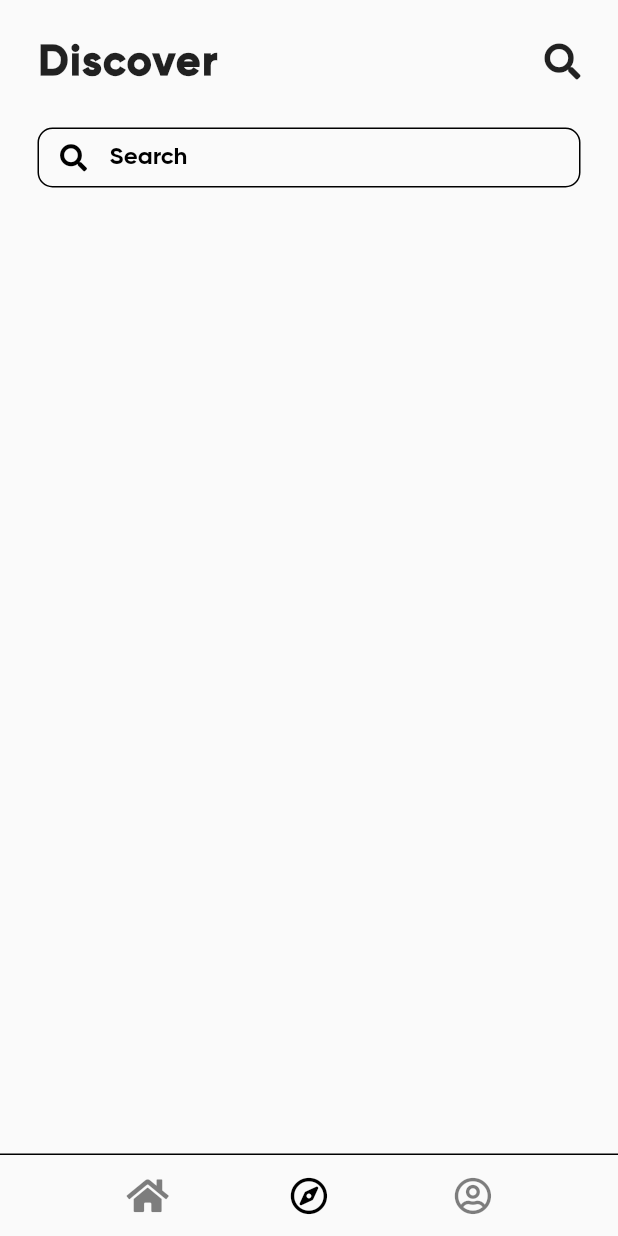
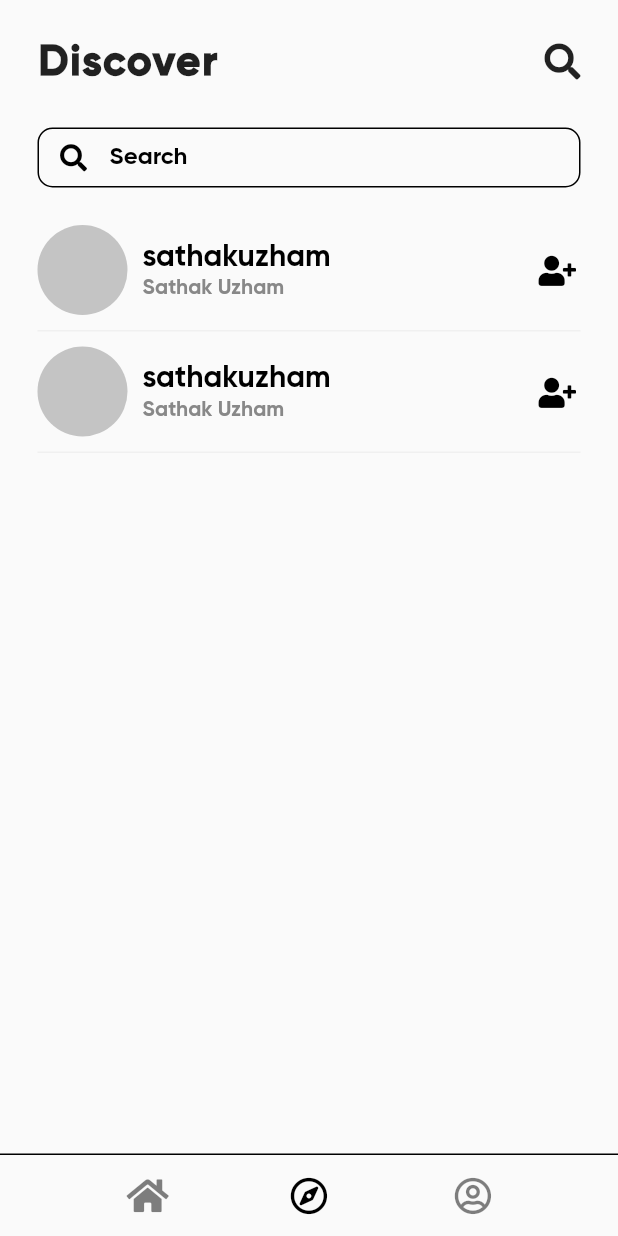
Before and after one commit to sathakhussam/collections, a Flutter app: the DiscoverPage screen opened by its route, on a phone screen of 412 x 824 dp. Run offline on Flutter 3.47's test engine with Material 2 defaults, Android fonts, the phone set to English and light mode, and no system bars; our stand-ins replace font_awesome_flutter.

Commit message:
Complete user_card widget and completed Discover Page. refactoring remaining

```diff
--- a/lib/pages/discover.dart
+++ b/lib/pages/discover.dart
@@ -1,6 +1,7 @@
 import 'package:collections/widgets/custom_bottom_bar.dart';
 import 'package:collections/widgets/navigation_bar.dart';
 import 'package:collections/widgets/search_bar.dart';
+import 'package:collections/widgets/user_card.dart';
 import 'package:flutter/material.dart';
 import 'package:font_awesome_flutter/font_awesome_flutter.dart';
 
@@ -16,7 +17,24 @@ class DiscoverPage extends StatelessWidget {
               title: "Discover",
               actionIcon: Icon(FontAwesomeIcons.search),
             ),
-            SearchBar()
+            SearchBar(),
+            SizedBox(
+              height: 15.0,
+            ),
+            Container(
+              margin: EdgeInsets.symmetric(horizontal: 25),
+              padding: EdgeInsets.symmetric(vertical: 10.0),
+              child: UserCard(),
+              decoration: BoxDecoration(
+                  border: Border(bottom: BorderSide(color: Color(0xfff0f0f0)))),
+            ),
+            Container(
+              margin: EdgeInsets.symmetric(horizontal: 25),
+              padding: EdgeInsets.symmetric(vertical: 10.0),
+              child: UserCard(),
+              decoration: BoxDecoration(
+                  border: Border(bottom: BorderSide(color: Color(0xfff0f0f0)))),
+            ),
           ],
         ),
       ),
--- /dev/null
+++ b/lib/widgets/user_card.dart
@@ -0,0 +1,56 @@
+import 'package:flutter/material.dart';
+import 'package:font_awesome_flutter/font_awesome_flutter.dart';
+
+class UserCard extends StatelessWidget {
+  // Constants
+  final subTextStyle = TextStyle(
+      color: Color(0xff888888), fontFamily: "Gilroy-Bold", fontSize: 14.0);
+
+  final mainTextSyle =
+      TextStyle(color: Colors.black, fontFamily: "Gilroy-Bold", fontSize: 20.0);
+
+  @override
+  Widget build(BuildContext context) {
+    return Row(
+      mainAxisAlignment: MainAxisAlignment.spaceBetween,
+      children: [
+        Expanded(
+          child: Row(
+            children: [
+              CircleAvatar(
+                backgroundColor: Color(0xffc4c4c4),
+                radius: 30.0,
+              ),
+              SizedBox(width: 10.0),
+              Expanded(
+                child: Column(
+                  crossAxisAlignment: CrossAxisAlignment.start,
+                  mainAxisAlignment: MainAxisAlignment.center,
+                  children: [
+                    Text(
+                      "sathakuzham",
+                      style: mainTextSyle,
+                      overflow: TextOverflow.ellipsis,
+                    ),
+                    Text(
+                      "Sathak Uzham",
+                      style: subTextStyle,
+                    ),
+                  ],
+                ),
+              ),
+            ],
+          ),
+        ),
+        Container(
+          margin: EdgeInsets.fromLTRB(0, 0, 8, 0),
+          child: Icon(
+            FontAwesomeIcons.userPlus,
+            color: Colors.black,
+            size: 20.0,
+          ),
+        ),
+      ],
+    );
+  }
+}
```
